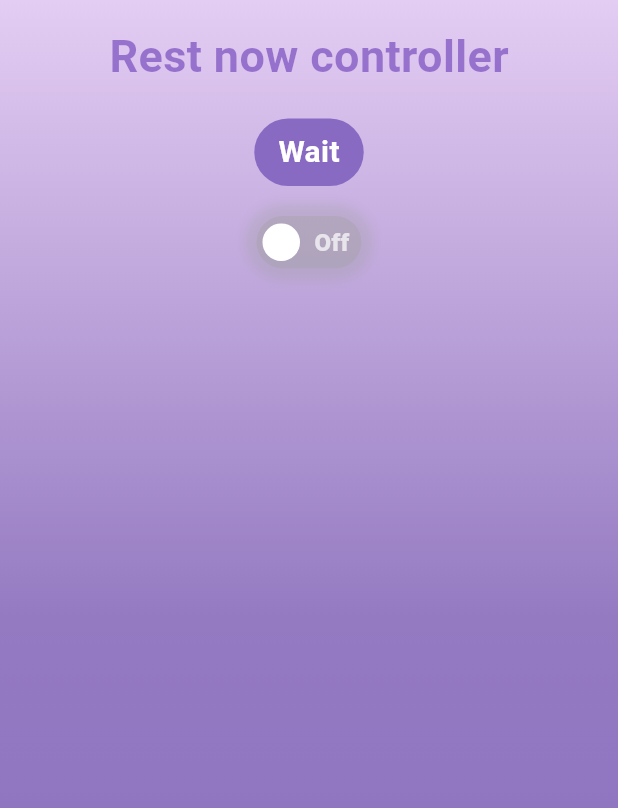
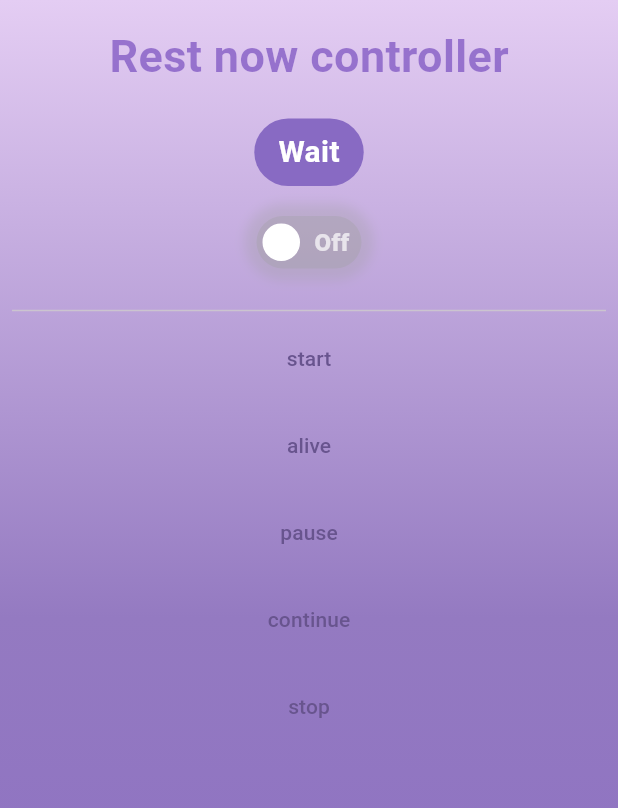
Before and after one commit to EgorEko/rest_now, a Flutter app: the screen it shows after launch, on a phone screen of 412 x 824 dp. Shown: the top 808 px of the screen. Run offline on Flutter 3.47's test engine with Material 3 defaults, Android fonts, the phone set to English and light mode, and no system bars; drawn by our look-alikes of flutter_switch; our stand-ins replace equatable, flutter_bloc, stop_watch_timer; missing offline and left inert: flutter_ble_peripheral.

Commit message:
combined logic in cubit

```diff
--- a/lib/blocs/status_bloc/status_event.dart
+++ /dev/null
@@ -1,24 +0,0 @@
-part of 'status_bloc.dart';
-
-class StatusEvent extends Equatable {
-  const StatusEvent();
-
-  @override
-  List<Object?> get props => [];
-}
-
-class WaitStatusEvent extends StatusEvent {}
-
-class ActivateStatusEvent extends StatusEvent {
-  const ActivateStatusEvent(
-      {required this.id, required this.timeOut, required this.timePause});
-
-  final String id;
-  final num timeOut;
-  final num timePause;
-
-  @override
-  List<Object?> get props => [id, timeOut, timePause];
-}
-
-class PauseStatusEvent extends StatusEvent {}
--- a/lib/blocs/status_bloc/status_state.dart
+++ /dev/null
@@ -1,46 +0,0 @@
-part of 'status_bloc.dart';
-
-enum Statuses {
-  wait('Wait'),
-  activated('Activated'),
-  pause('Pause');
-
-  const Statuses(this.value);
-
-  final String value;
-
-  factory Statuses.fromString(String status) {
-    return values.firstWhere((e) => e.value == status);
-  }
-}
-
-class StatusState extends Equatable {
-  const StatusState({
-    required this.status,
-    required this.id,
-    required this.timeOut,
-    required this.timePause,
-  });
-
-  final Statuses status;
-  final String id;
-  final num timeOut;
-  final num timePause;
-
-  @override
-  List<Object?> get props => [status, id, timeOut, timePause];
-
-  StatusState copyWith({
-    Statuses? status,
-    String? id,
-    num? timeOut,
-    num? timePause,
-  }) {
-    return StatusState(
-      status: status ?? this.status,
-      id: id ?? this.id,
-      timeOut: timeOut ?? this.timeOut,
-      timePause: timePause ?? this.timePause,
-    );
-  }
-}
--- a/lib/blocs/switch_power_cubit/switch_power_state.dart
+++ b/lib/blocs/switch_power_cubit/switch_power_state.dart
@@ -1,14 +1,50 @@
 part of 'switch_power_cubit.dart';
 
+enum Statuses {
+  wait('Wait'),
+  activated('Activated'),
+  pause('Pause');
+
+  const Statuses(this.value);
+
+  final String value;
+
+  factory Statuses.fromString(String status) {
+    return values.firstWhere((e) => e.value == status);
+  }
+}
+
 class SwitchPowerState extends Equatable {
-  const SwitchPowerState({required this.isPowerOn});
+  const SwitchPowerState({
+    required this.status,
+    required this.id,
+    required this.timeOut,
+    required this.timePause,
+    required this.isPowerOn,
+  });
 
   final bool isPowerOn;
+  final Statuses status;
+  final String id;
+  final num timeOut;
+  final num timePause;
 
   @override
-  List<Object> get props => [isPowerOn];
+  List<Object> get props => [isPowerOn, status, id, timeOut, timePause];
 
-  SwitchPowerState copyWith({bool? isPowerOn}) {
-    return SwitchPowerState(isPowerOn: isPowerOn ?? this.isPowerOn);
+  SwitchPowerState copyWith({
+    bool? isPowerOn,
+    Statuses? status,
+    String? id,
+    num? timeOut,
+    num? timePause,
+  }) {
+    return SwitchPowerState(
+      isPowerOn: isPowerOn ?? this.isPowerOn,
+      status: status ?? this.status,
+      id: id ?? this.id,
+      timeOut: timeOut ?? this.timeOut,
+      timePause: timePause ?? this.timePause,
+    );
   }
 }
--- a/lib/main.dart
+++ b/lib/main.dart
@@ -1,7 +1,6 @@
 import 'package:flutter/material.dart';
 import 'package:flutter_bloc/flutter_bloc.dart';
 
-import 'blocs/status_bloc/status_bloc.dart';
 import 'blocs/switch_power_cubit/switch_power_cubit.dart';
 import 'screens/home_page.dart';
 
@@ -23,7 +22,6 @@ class RestNowApp extends StatelessWidget {
       home: MultiBlocProvider(
         providers: [
           BlocProvider.value(value: SwitchPowerCubit()),
-          BlocProvider.value(value: StatusBloc()),
         ],
         child: const HomePage(),
       ),
--- a/lib/screens/home_page.dart
+++ b/lib/screens/home_page.dart
@@ -1,7 +1,7 @@
 import 'package:flutter/material.dart';
 import 'package:flutter_bloc/flutter_bloc.dart';
 
-import '../blocs/status_bloc/status_bloc.dart';
+import '../blocs/switch_power_cubit/switch_power_cubit.dart';
 import '../common/app_colors.dart';
 import '../widgets/background_widget.dart';
 import '../widgets/switch_widget.dart';
@@ -40,7 +40,7 @@ class HomePage extends StatelessWidget {
                   const SizedBox(
                     height: 20,
                   ),
-                  BlocBuilder<StatusBloc, StatusState>(
+                  BlocBuilder<SwitchPowerCubit, SwitchPowerState>(
                     builder: (context, state) {
                       return Container(
                         padding: const EdgeInsets.symmetric(
@@ -66,6 +66,58 @@ class HomePage extends StatelessWidget {
                     height: 20,
                   ),
                   const SwitchWidget(),
+                  const SizedBox(
+                    height: 20,
+                  ),
+                  const Divider(),
+                  TextButton(
+                    onPressed: () => context.read<SwitchPowerCubit>().start(
+                          id: 'bf27730d-860a-4e09-889c-2d8b6a9e0fe7',
+                          timeOut: 0,
+                          timePause: 0,
+                        ),
+                    child: const Text('start'),
+                  ),
+                  const SizedBox(
+                    height: 10,
+                  ),
+                  TextButton(
+                    onPressed: () => context
+                        .read<SwitchPowerCubit>()
+                        .alive(id: 'bf27730d-860a-4e09-889c-2d8b6a9e0fe7'),
+                    child: const Text('alive'),
+                  ),
+                  const SizedBox(
+                    height: 10,
+                  ),
+                  TextButton(
+                    onPressed: () => context
+                        .read<SwitchPowerCubit>()
+                        .pause(id: 'bf27730d-860a-4e09-889c-2d8b6a9e0fe7'),
+                    child: const Text('pause'),
+                  ),
+                  const SizedBox(
+                    height: 10,
+                  ),
+                  TextButton(
+                    onPressed: () =>
+                        context.read<SwitchPowerCubit>().continuation(
+                              id: 'bf27730d-860a-4e09-889c-2d8b6a9e0fe7',
+                            ),
+                    child: const Text('continue'),
+                  ),
+                  const SizedBox(
+                    height: 10,
+                  ),
+                  TextButton(
+                    onPressed: () => context.read<SwitchPowerCubit>().stop(
+                          id: 'bf27730d-860a-4e09-889c-2d8b6a9e0fe7',
+                        ),
+                    child: const Text('stop'),
+                  ),
+                  const SizedBox(
+                    height: 10,
+                  ),
                 ],
               ),
             ),
```
Also changed, not shown: lib/blocs/status_bloc/status_bloc.dart (deleted, +0 -60 lines), lib/blocs/switch_power_cubit/switch_power_cubit.dart (+66 -23 lines).
